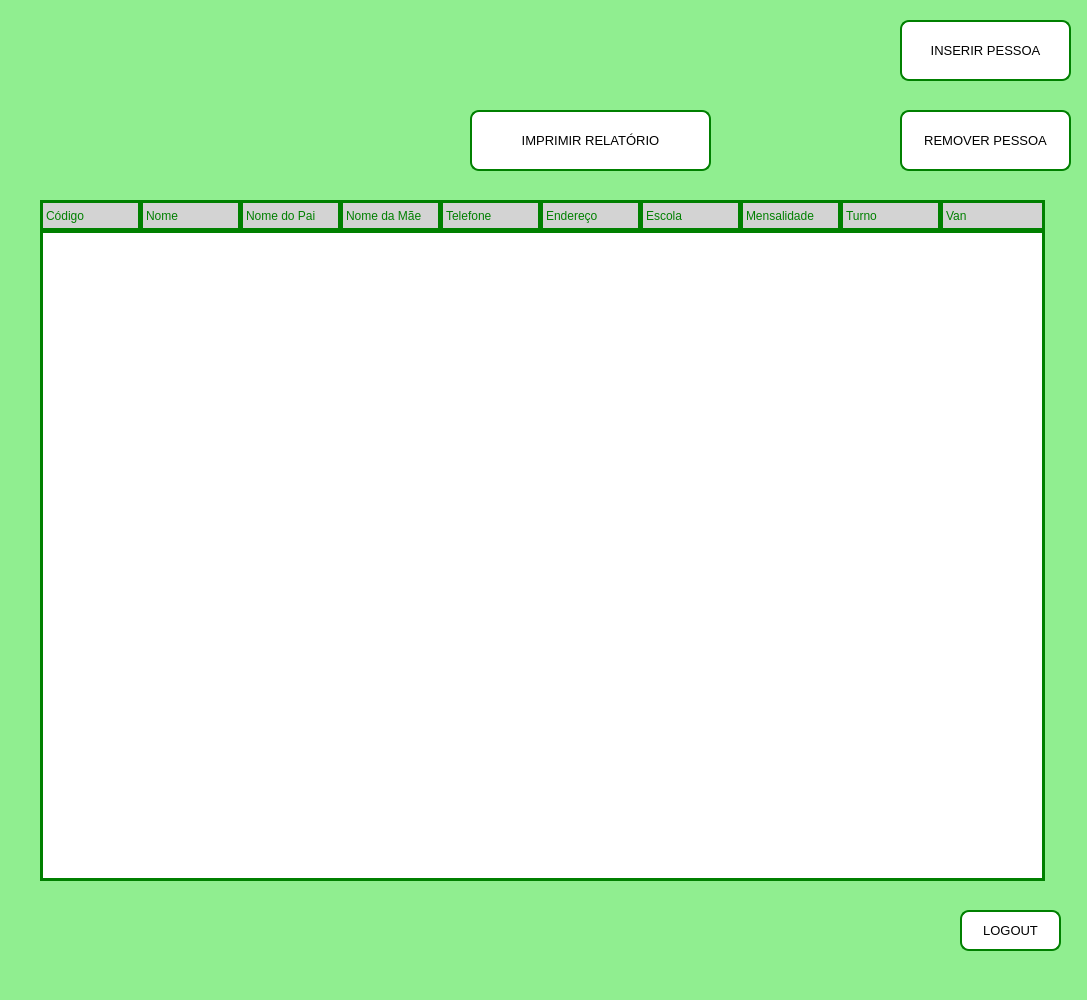
The window that Python/LoginApp/MainWindow.ui (LucasZick/ShortProjectsAndPracticing_Python) describes before a commit, drawn with Qt 5.
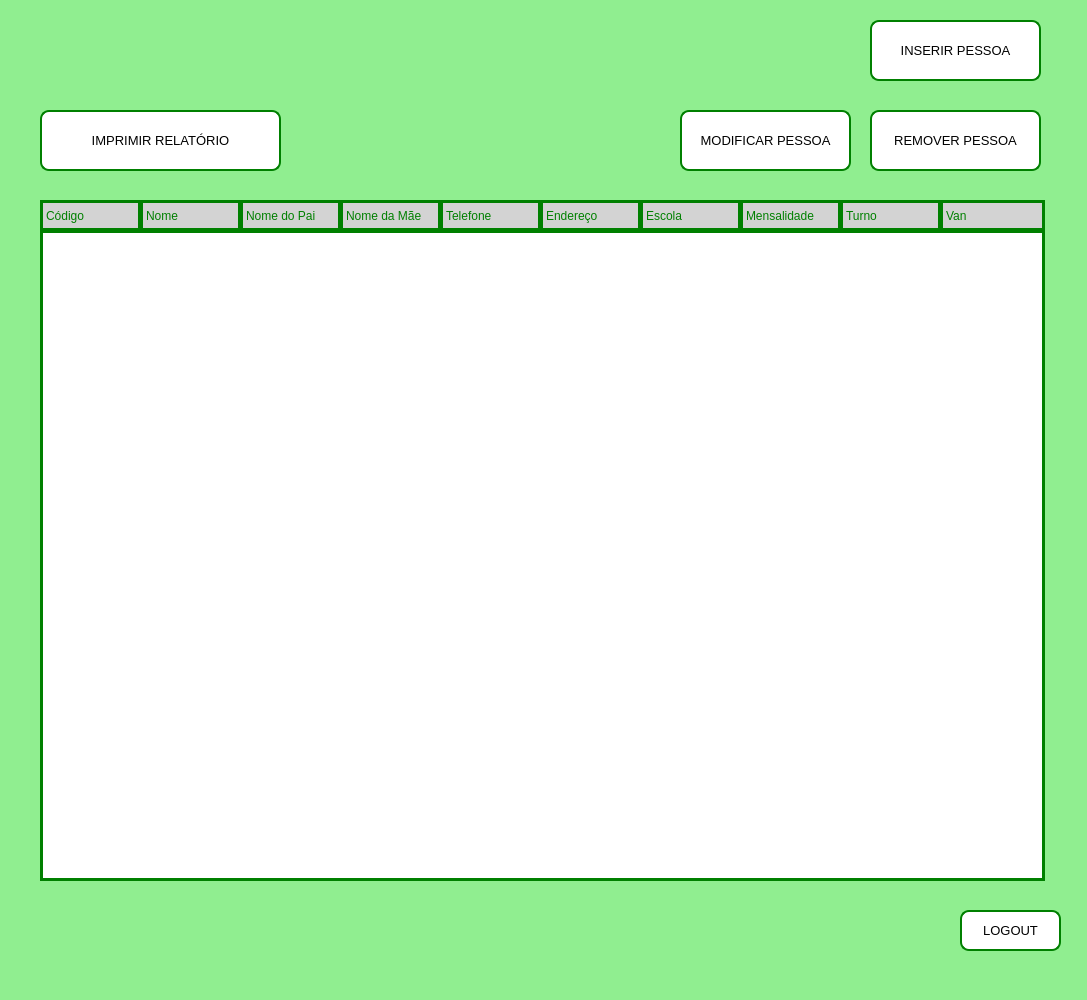
The same window after the commit.

Diff of the .ui file:
```diff
--- a/Python/LoginApp/MainWindow.ui
+++ b/Python/LoginApp/MainWindow.ui
@@ -62,7 +62,7 @@
    <widget class="QPushButton" name="pushButton_inserir">
     <property name="geometry">
      <rect>
-      <x>900</x>
+      <x>870</x>
       <y>20</y>
       <width>171</width>
       <height>61</height>
@@ -86,7 +86,7 @@
    <widget class="QPushButton" name="pushButton_remover">
     <property name="geometry">
      <rect>
-      <x>900</x>
+      <x>870</x>
       <y>110</y>
       <width>171</width>
       <height>61</height>
@@ -110,7 +110,7 @@
    <widget class="QPushButton" name="pushButton_relatorio">
     <property name="geometry">
      <rect>
-      <x>470</x>
+      <x>40</x>
       <y>110</y>
       <width>241</width>
       <height>61</height>
@@ -388,6 +388,30 @@
      <set>Qt::AlignLeading|Qt::AlignLeft|Qt::AlignVCenter</set>
     </property>
    </widget>
+   <widget class="QPushButton" name="pushButton_modificar">
+    <property name="geometry">
+     <rect>
+      <x>680</x>
+      <y>110</y>
+      <width>171</width>
+      <height>61</height>
+     </rect>
+    </property>
+    <property name="font">
+     <font>
+      <pointsize>10</pointsize>
+     </font>
+    </property>
+    <property name="cursor">
+     <cursorShape>PointingHandCursor</cursorShape>
+    </property>
+    <property name="styleSheet">
+     <string notr="true">background-color:white; border: 2px solid green; border-radius: 9px;</string>
+    </property>
+    <property name="text">
+     <string>MODIFICAR PESSOA</string>
+    </property>
+   </widget>
   </widget>
   <widget class="QStatusBar" name="statusbar"/>
  </widget>
```
